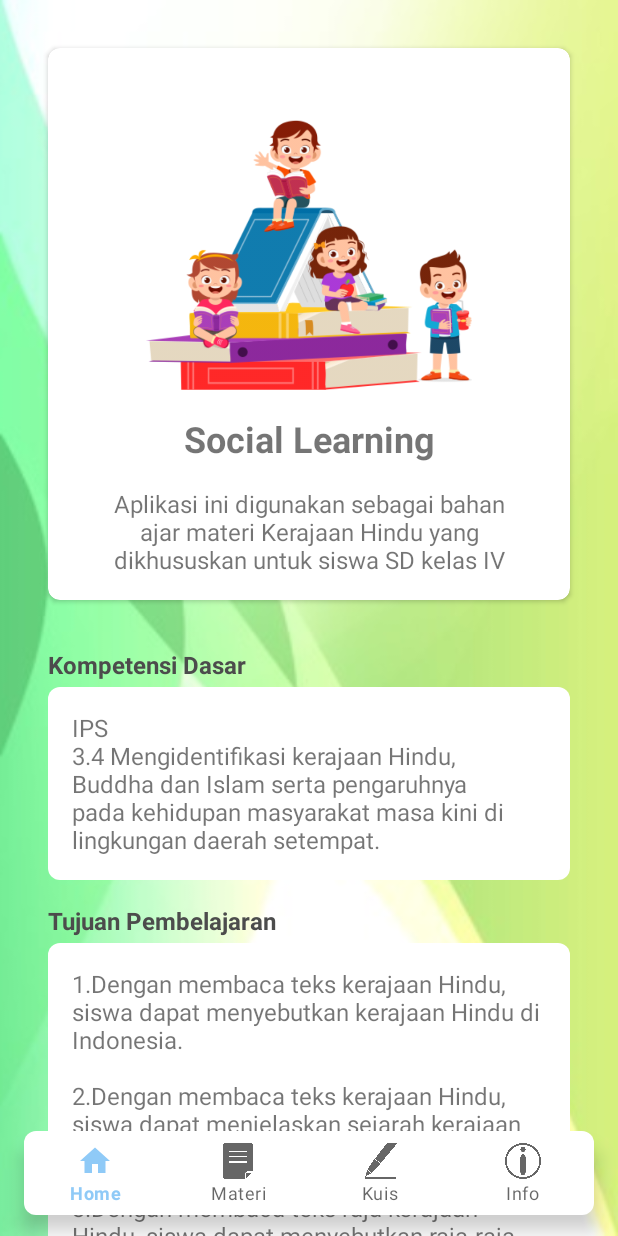
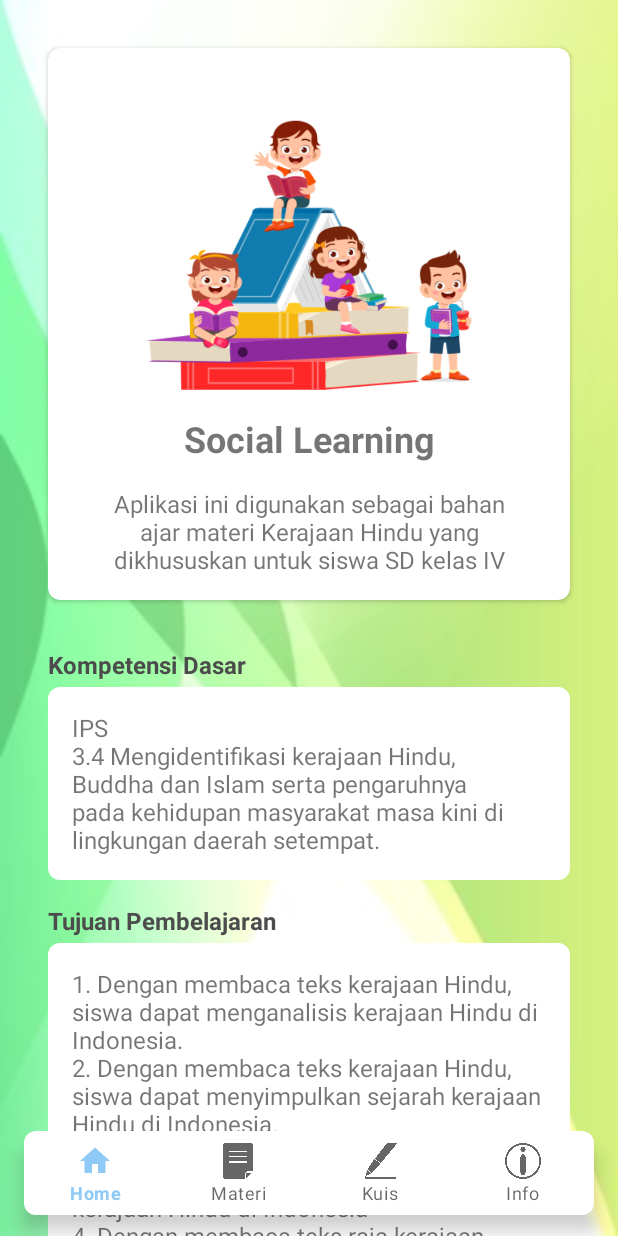
Before and after one commit to dwiwcksn/Socile, an Android app: the screen it shows after launch (BottomActivity), on a phone screen of 412 x 824 dp. Run offline under Robolectric (Android 15) with nearby library versions, the phone set to English and light mode, and no system bars; our stand-ins replace navigation-ui.

Commit message:
Tujuan done

```diff
--- a/app/src/main/res/values/strings.xml
+++ b/app/src/main/res/values/strings.xml
@@ -124,10 +124,9 @@
     <string name="judul_hero">Social Learning</string>
     <string name="des_hero">Aplikasi ini digunakan sebagai bahan ajar materi Kerajaan Hindu yang dikhususkan untuk siswa SD kelas IV</string>
     <string name="tujuan_hero">1. Mempermudah Proses Pembelajaran\n2.Meningkatkan Efisiensi Proses Pembelajaran\n3.Menjadi Bahan Ajar Mandiri</string>
-    <string name="des_tujuan_hero">1.Dengan membaca teks kerajaan Hindu, siswa dapat menyebutkan kerajaan Hindu di Indonesia.\n\n2.Dengan membaca teks kerajaan Hindu, siswa dapat menjelaskan sejarah kerajaan Hindu di Indonesia.\n\n3.Dengan membaca teks raja kerajaan Hindu, siswa dapat menyebutkan raja-raja kerajaan Hindu di Indonesia\n\n4.Dengan membaca teks raja kerajaan Hindu, siswa dapat menjelaskan raja-raja kerajaan Hindu di Indonesia\n\n5.Dengan membaca teks peninggalan kerajaan Hindu, siswa dapat menyebutkan peninggalan kerajaan Hindu.</string>
+    <string name="des_tujuan_hero">1. Dengan membaca teks kerajaan Hindu, siswa dapat menganalisis kerajaan Hindu di Indonesia.\n2. Dengan membaca teks kerajaan Hindu, siswa dapat menyimpulkan sejarah kerajaan Hindu di Indonesia.\n3. Dengan membaca teks raja kerajaan Hindu, siswa dapat menyebutkan raja-raja kerajaan Hindu di Indonesia\n4. Dengan membaca teks raja kerajaan Hindu, siswa dapat menguraikan raja-raja kerajaan Hindu di Indonesia\n5. Dengan membaca teks peninggalan kerajaan Hindu, siswa dapat menyimpulkan peninggalan kerajaan Hindu.</string>
     <string name="kompetensi">IPS\n3.4 Mengidentifikasi kerajaan Hindu, Buddha dan Islam serta pengaruhnya pada kehidupan masyarakat masa kini di lingkungan daerah setempat.</string>
     <string name="kerajaanhindu">Kerajaan Hindu adalah Kerajaan yang menganut agama Hindu Sebagai Kepercayaannya.</string>
-
 
     <string name="hello_blank_fragment">Hello blank fragment</string>
 
```
